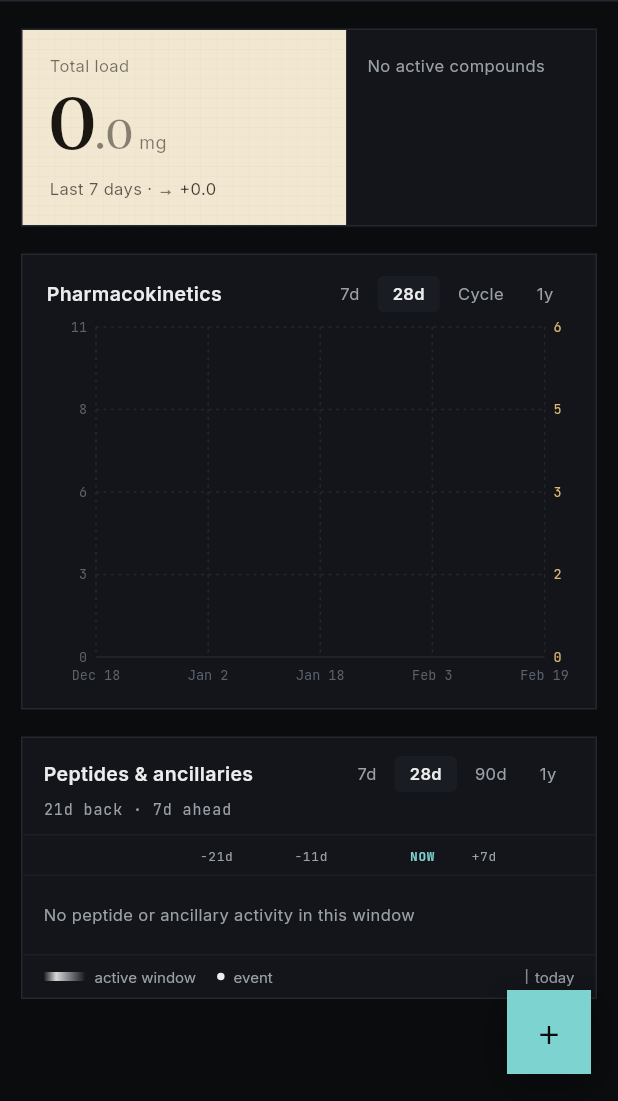
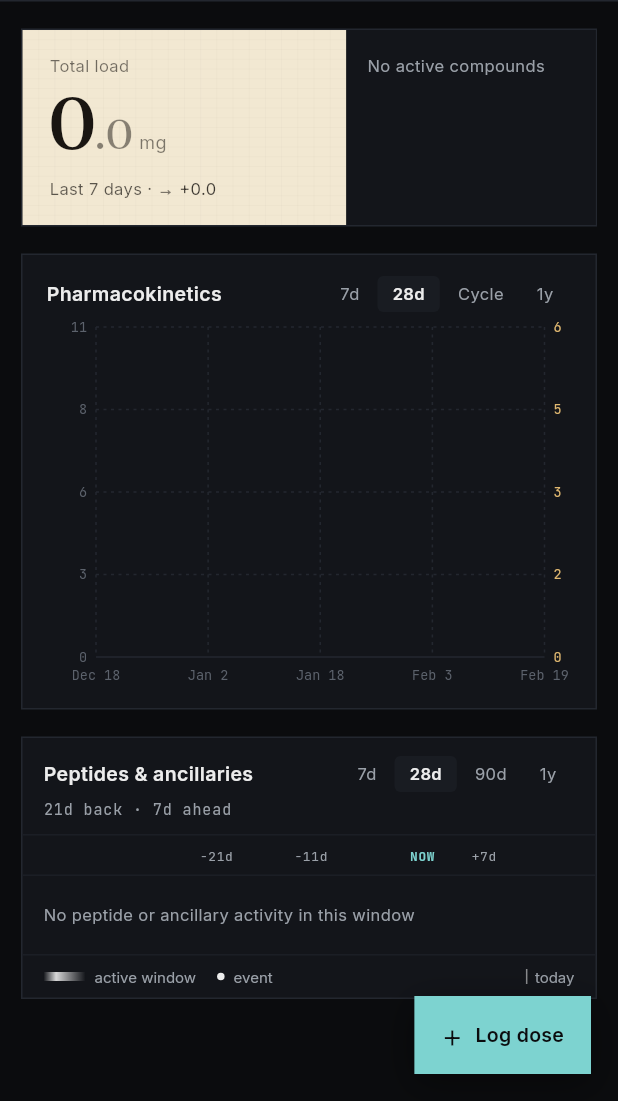
Before and after one commit to shamanchikq/protolog, a Flutter app: the screen it shows after launch, on a phone screen of 412 x 824 dp, the part 135-1236 px from its top. Run offline on Flutter 3.47's test engine with Material 3 defaults, Android fonts, the phone set to English and light mode, and no system bars; our stand-ins replace flutter_local_notifications, google_fonts, shared_preferences, timezone.

Commit message:
feat: UX polish - labeled FAB, themed pickers, calendar-day prefill, sharp dropdown
Co-Authored-By: Claude Opus 4.8 <noreply@anthropic.com>

```diff
--- a/lib/main.dart
+++ b/lib/main.dart
@@ -568,6 +568,7 @@ class _MainScreenState extends State<MainScreen> {
           injections: injections,
           onDeleteInjection: _deleteInjection,
           onUpdateNotes: _updateInjectionNotes,
+          onDaySelected: (d) => _calendarSelectedDay = d,
         );
         break;
       case ShellTab.library:
@@ -596,16 +597,23 @@ class _MainScreenState extends State<MainScreen> {
     }
 
     VoidCallback? onFab;
-    if (tab == ShellTab.today || tab == ShellTab.calendar) {
+    String? fabLabel;
+    if (tab == ShellTab.today) {
       onFab = () => _openAddInjectionWizard();
+      fabLabel = 'Log dose';
+    } else if (tab == ShellTab.calendar) {
+      onFab = () => _openAddInjectionWizard(prefillDate: _calendarSelectedDay);
+      fabLabel = 'Log dose';
     } else if (tab == ShellTab.reminders) {
       onFab = () => _openReminderEditor();
+      fabLabel = 'New reminder';
     }
 
     return ProtoLogShell(
       activeTab: tab,
       onTabChanged: (t) => setState(() => _currentIndex = ShellTab.values.indexOf(t)),
       onFabPressed: onFab,
+      fabLabel: fabLabel,
       body: content,
     );
   }
@@ -674,7 +682,9 @@ class _MainScreenState extends State<MainScreen> {
     if (updated.enabled) _scheduleReminder(updated);
   }
 
-  void _openAddInjectionWizard({CompoundDefinition? prefill}) {
+  DateTime _calendarSelectedDay = DateTime.now();
+
+  void _openAddInjectionWizard({CompoundDefinition? prefill, DateTime? prefillDate}) {
     Navigator.of(context).push(MaterialPageRoute(
       builder: (_) => Scaffold(
         backgroundColor: AppTheme.bg,
@@ -688,6 +698,7 @@ class _MainScreenState extends State<MainScreen> {
             injections: injections,
             reminders: reminders,
             prefillCompound: prefill,
+            prefillDate: prefillDate,
           ),
         ),
       ),
--- a/lib/ui/views/add_injection_wizard.dart
+++ b/lib/ui/views/add_injection_wizard.dart
@@ -16,6 +16,7 @@ class AddInjectionWizard extends StatefulWidget {
   final Function(CompoundDefinition) addUserCompound;
   final List<Injection> injections;
   final CompoundDefinition? prefillCompound;
+  final DateTime? prefillDate;
 
   const AddInjectionWizard({
     super.key,
@@ -27,6 +28,7 @@ class AddInjectionWizard extends StatefulWidget {
     required this.addUserCompound,
     required this.injections,
     this.prefillCompound,
+    this.prefillDate,
   });
 
   @override
@@ -530,7 +532,7 @@ class _AddInjectionWizardState extends State<AddInjectionWizard> {
       final isSubQ = effective.type == CompoundType.peptide;
       final defaultSite = isSubQ ? 'Abdominal R' : 'Vent. glute R';
       _site = (priorSiteList.isNotEmpty ? priorSiteList.first.site! : null) ?? defaultSite;
-      _date = DateTime.now();
+      _date = widget.prefillDate ?? DateTime.now();
       _time = _roundedNow();
       _step = 2;
     });
--- a/lib/ui/views/library_page.dart
+++ b/lib/ui/views/library_page.dart
@@ -220,6 +220,12 @@ class _ImportExportPill extends StatelessWidget {
   Widget build(BuildContext context) {
     return PopupMenuButton<String>(
       color: AppTheme.surface2,
+      surfaceTintColor: Colors.transparent,
+      elevation: 2,
+      position: PopupMenuPosition.under,
+      shape: const RoundedRectangleBorder(
+        side: BorderSide(color: AppTheme.border, width: 1),
+      ),
       onSelected: (v) {
         if (v == 'export') onExport();
         if (v == 'import') onImport();
--- a/lib/ui/widgets/protolog_shell.dart
+++ b/lib/ui/widgets/protolog_shell.dart
@@ -7,6 +7,7 @@ class ProtoLogShell extends StatelessWidget {
   final ShellTab activeTab;
   final ValueChanged<ShellTab> onTabChanged;
   final VoidCallback? onFabPressed;
+  final String? fabLabel;
   final Widget body;
 
   const ProtoLogShell({
@@ -14,6 +15,7 @@ class ProtoLogShell extends StatelessWidget {
     required this.activeTab,
     required this.onTabChanged,
     this.onFabPressed,
+    this.fabLabel,
     required this.body,
   });
 
@@ -34,7 +36,7 @@ class ProtoLogShell extends StatelessWidget {
               Positioned(
                 right: 18,
                 bottom: 18,
-                child: _Fab(onPressed: onFabPressed!),
+                child: _Fab(onPressed: onFabPressed!, label: fabLabel),
               ),
           ],
         ),
@@ -138,25 +140,34 @@ class _Tab extends StatelessWidget {
 
 class _Fab extends StatelessWidget {
   final VoidCallback onPressed;
-  const _Fab({required this.onPressed});
+  final String? label;
+  const _Fab({required this.onPressed, this.label});
 
   @override
   Widget build(BuildContext context) {
+    final hasLabel = label != null && label!.isNotEmpty;
     return GestureDetector(
       onTap: onPressed,
+      behavior: HitTestBehavior.opaque,
       child: Container(
-        width: 56,
-        height: 56,
+        height: hasLabel ? 52 : 56,
+        width: hasLabel ? null : 56,
+        padding: hasLabel ? const EdgeInsets.symmetric(horizontal: 18) : null,
+        alignment: Alignment.center,
         decoration: const BoxDecoration(
           color: AppTheme.accent,
           boxShadow: [BoxShadow(color: Color(0x66000000), blurRadius: 20, offset: Offset(0, 6))],
         ),
-        child: Center(
-          child: Text(
-            '+',
-            style: AppTheme.sans(size: 26, weight: FontWeight.w300, color: AppTheme.bg, height: 1),
-          ),
-        ),
+        child: hasLabel
+            ? Row(
+                mainAxisSize: MainAxisSize.min,
+                children: [
+                  Text('+', style: AppTheme.sans(size: 22, weight: FontWeight.w300, color: AppTheme.bg, height: 1)),
+                  const SizedBox(width: 8),
+                  Text(label!, style: AppTheme.sans(size: 13, weight: FontWeight.w600, color: AppTheme.bg, letterSpacing: 0.2)),
+                ],
+              )
+            : Text('+', style: AppTheme.sans(size: 26, weight: FontWeight.w300, color: AppTheme.bg, height: 1)),
       ),
     );
   }
```
Also changed, not shown: lib/ui/views/reminder_editor_page.dart (+56 -2 lines).
